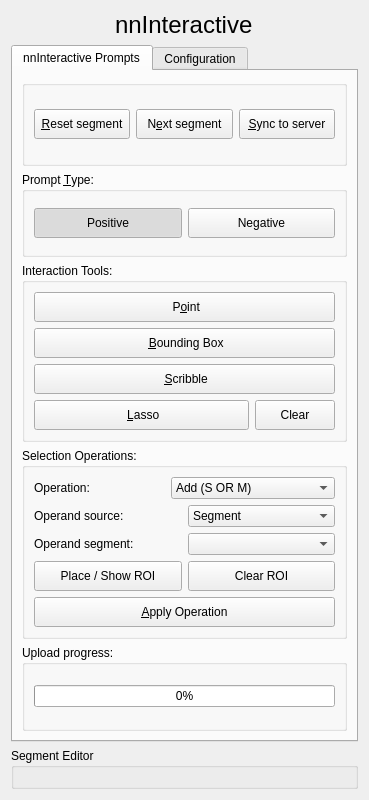
First picture: the form in slicer_plugin/SlicerNNInteractive/Resources/UI/SlicerNNInteractive.ui, repository coendevente/SlicerNNInteractive, before the edit.
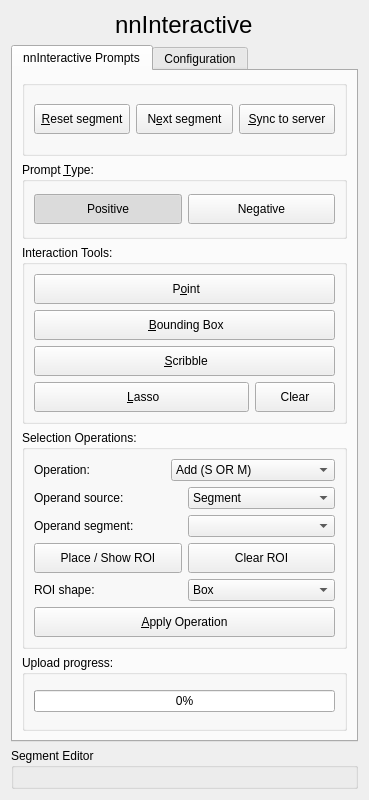
Second picture: the form after the edit. Custom widgets are drawn as their Qt base class.

Commit message: Add Sphere and Ellipsoid ROI operand shapes with 3D preview

The edit to the form file:
```diff
--- a/slicer_plugin/SlicerNNInteractive/Resources/UI/SlicerNNInteractive.ui
+++ b/slicer_plugin/SlicerNNInteractive/Resources/UI/SlicerNNInteractive.ui
@@ -389,7 +389,7 @@
             </item>
             <item>
              <widget class="QWidget" name="operandRoiContainer" native="true">
-              <layout class="QHBoxLayout" name="horizontalLayout_selops_roi">
+              <layout class="QVBoxLayout" name="verticalLayout_selops_roi">
                <property name="leftMargin">
                 <number>0</number>
                </property>
@@ -403,6 +403,8 @@
                 <number>0</number>
                </property>
                <item>
+                <layout class="QHBoxLayout" name="horizontalLayout_selops_roi_buttons">
+                 <item>
                 <widget class="QPushButton" name="pbPlaceRoi">
                  <property name="minimumSize">
                   <size>
@@ -433,6 +435,41 @@
                   <string>Clear ROI</string>
                  </property>
                 </widget>
+                 </item>
+                </layout>
+               </item>
+               <item>
+                <layout class="QHBoxLayout" name="horizontalLayout_selops_roi_shape">
+                 <item>
+                  <widget class="QLabel" name="lblRoiShape">
+                   <property name="text">
+                    <string>ROI shape:</string>
+                   </property>
+                  </widget>
+                 </item>
+                 <item>
+                  <widget class="QComboBox" name="cbRoiShape">
+                   <property name="toolTip">
+                    <string>Shape of the ROI operand: an oriented box, an inscribed sphere, or an ellipsoid aligned with the ROI axes.</string>
+                   </property>
+                   <item>
+                    <property name="text">
+                     <string>Box</string>
+                    </property>
+                   </item>
+                   <item>
+                    <property name="text">
+                     <string>Sphere</string>
+                    </property>
+                   </item>
+                   <item>
+                    <property name="text">
+                     <string>Ellipsoid</string>
+                    </property>
+                   </item>
+                  </widget>
+                 </item>
+                </layout>
                </item>
               </layout>
              </widget>
```
Lines whose indentation alone changed are shown as unchanged. The commit also changes 2 other files.
